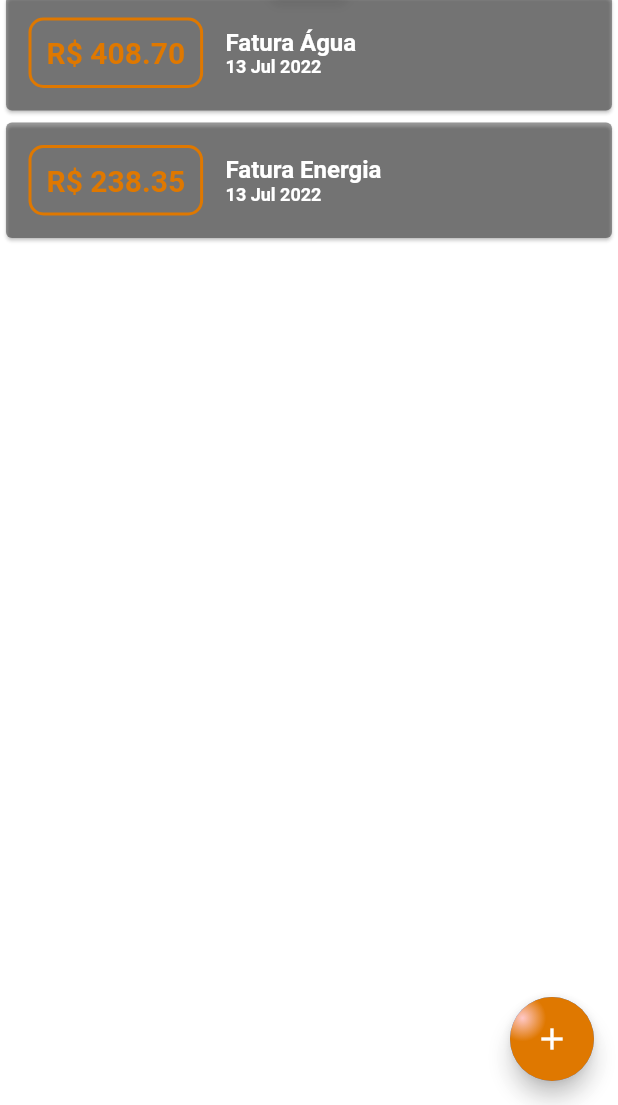
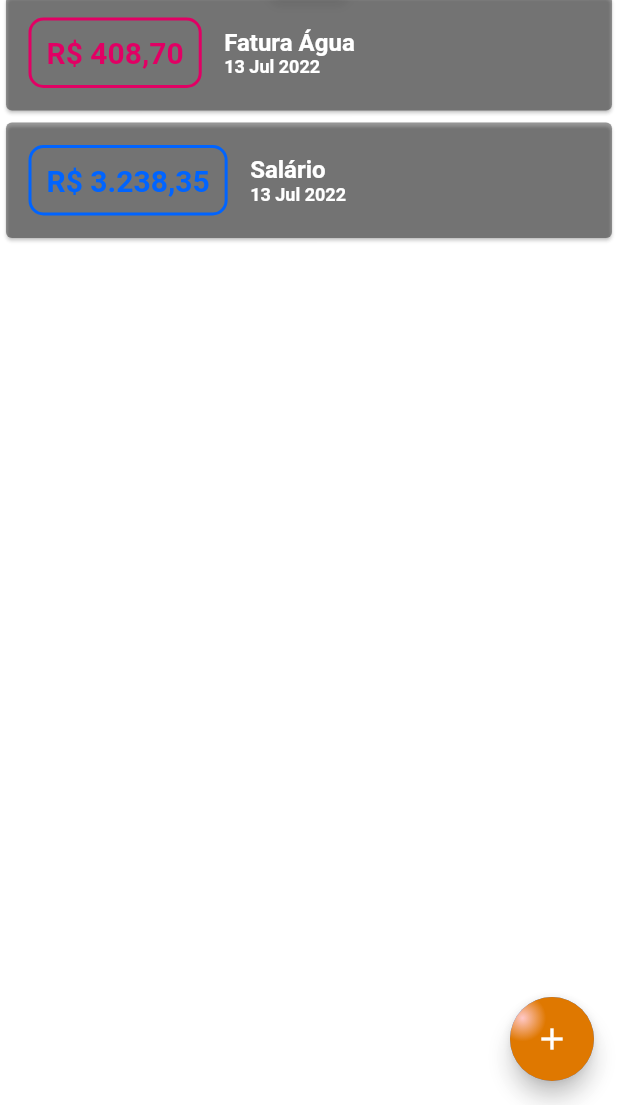
Before and after one commit to diegobagio/appvidafinanceira, a Flutter app: the screen it shows after launch, on a phone screen of 412 x 824 dp, the part 131-1236 px from its top. Run offline on Flutter 3.47's test engine with Material 2 defaults, Android fonts, the phone set to English and light mode, and no system bars.

Commit message:
Ajustado Lista de transações

```diff
--- a/lib/components/transaction_list.dart
+++ b/lib/components/transaction_list.dart
@@ -1,3 +1,4 @@
+import 'package:appvidafinanceira/enums/tipo.dart';
 import 'package:intl/intl.dart';
 import '../models/transaction.dart';
 import 'package:flutter/material.dart';
@@ -15,6 +16,8 @@ class TransactionList extends StatelessWidget {
         itemCount: transactions.length,
         itemBuilder: (ctx, index) {
           final tr = transactions[index];
+          final colorItem = Tipo.RECEBIDO.descricao == tr.tipo.descricao ? Color.fromARGB(255, 0, 100, 255) : Color.fromARGB(255, 225,0, 100);
+          final formatCurrency = new NumberFormat.simpleCurrency(locale: 'pt_BR');
           return Card(
             color: Colors.black38,
               child: Row(
@@ -23,17 +26,18 @@ class TransactionList extends StatelessWidget {
                     margin: EdgeInsets.symmetric(horizontal: 15, vertical: 15),
                     decoration: BoxDecoration(
                         border: Border.all(
-                          color: Color.fromARGB(255, 223,120, 0),
+                          color: colorItem,
                           width: 2,
                         ),
                         borderRadius: BorderRadius.all(Radius.circular(10))),
                     padding: EdgeInsets.all(10),
                     child: Text(
-                      'R\$ ${tr.value.toStringAsFixed(2)}',
+                        '${formatCurrency.format(tr.value)}',
+                      // 'R\$ ${tr.value.toStringAsFixed(2)}',
                       style: TextStyle(
                           fontWeight: FontWeight.bold,
                           fontSize: 20,
-                          color: Color.fromARGB(255, 223,120, 0)),
+                          color: colorItem),
                     ),
                   ),
                   Column(
--- a/lib/main.dart
+++ b/lib/main.dart
@@ -53,7 +53,7 @@ class _MyHomePageState extends State<MyHomePage> {
   //Lista de Transações
   final _transactions = [
     Transaction(BigInt.from(1), 'Fatura Água', 408.7, DateTime.now(), Tipo.PAGO),
-    Transaction(BigInt.from(2), 'Fatura Energia', 238.35, DateTime.now(), Tipo.RECEBIDO),
+    Transaction(BigInt.from(2), 'Salário', 3238.35, DateTime.now(), Tipo.RECEBIDO),
   ];
 
   _addTransaction(String title, double value, Tipo tipo) {
```
